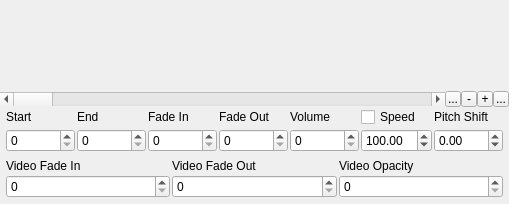
vemod-/ObjectStudio, file WaveRecorder/cwaveeditwidget.ui: the form before one commit.
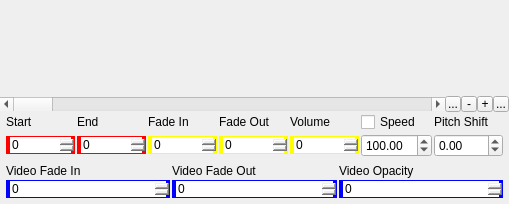
The form after the commit. Custom widgets are drawn as their Qt base class.

Diff of the .ui file:
```diff
--- a/WaveRecorder/cwaveeditwidget.ui
+++ b/WaveRecorder/cwaveeditwidget.ui
@@ -130,6 +130,13 @@
      </property>
      <item row="1" column="4">
       <widget class="QSpinBox" name="VolSpin">
+       <property name="styleSheet">
+        <string notr="true">border-left:4px solid;
+border-right:4px solid;
+border-top:1px solid;
+border-bottom:1px solid;
+border-color:yellow;</string>
+       </property>
        <property name="maximum">
         <number>100</number>
        </property>
@@ -206,13 +213,37 @@
       </widget>
      </item>
      <item row="1" column="0">
-      <widget class="QSpinBox" name="StartSpin"/>
+      <widget class="QSpinBox" name="StartSpin">
+       <property name="styleSheet">
+        <string notr="true">border-left:4px solid;
+border-right:4px solid;
+border-top:1px solid;
+border-bottom:1px solid;
+border-color:red;</string>
+       </property>
+      </widget>
      </item>
      <item row="1" column="2">
-      <widget class="QSpinBox" name="FadeInSpin"/>
+      <widget class="QSpinBox" name="FadeInSpin">
+       <property name="styleSheet">
+        <string notr="true">border-left:4px solid;
+border-right:4px solid;
+border-top:1px solid;
+border-bottom:1px solid;
+border-color:yellow;</string>
+       </property>
+      </widget>
      </item>
      <item row="1" column="1">
-      <widget class="QSpinBox" name="EndSpin"/>
+      <widget class="QSpinBox" name="EndSpin">
+       <property name="styleSheet">
+        <string notr="true">border-left:4px solid;
+border-right:4px solid;
+border-top:1px solid;
+border-bottom:1px solid;
+border-color:red;</string>
+       </property>
+      </widget>
      </item>
      <item row="0" column="3">
       <widget class="QLabel" name="FadeOutLabel">
@@ -253,7 +284,15 @@
       </widget>
      </item>
      <item row="1" column="3">
-      <widget class="QSpinBox" name="FadeOutSpin"/>
+      <widget class="QSpinBox" name="FadeOutSpin">
+       <property name="styleSheet">
+        <string notr="true">border-left:4px solid;
+border-right:4px solid;
+border-top:1px solid;
+border-bottom:1px solid;
+border-color:yellow;</string>
+       </property>
+      </widget>
      </item>
      <item row="1" column="6">
       <widget class="QDoubleSpinBox" name="PitchSpin">
@@ -307,7 +346,15 @@
        </widget>
       </item>
       <item row="1" column="1">
-       <widget class="QSpinBox" name="VideoFadeOutSpin"/>
+       <widget class="QSpinBox" name="VideoFadeOutSpin">
+        <property name="styleSheet">
+         <string notr="true">border-left:4px solid;
+border-right:4px solid;
+border-top:1px solid;
+border-bottom:1px solid;
+border-color:blue;</string>
+        </property>
+       </widget>
       </item>
       <item row="0" column="0">
        <widget class="QLabel" name="label">
@@ -317,7 +364,15 @@
        </widget>
       </item>
       <item row="1" column="0">
-       <widget class="QSpinBox" name="VideoFadeInSpin"/>
+       <widget class="QSpinBox" name="VideoFadeInSpin">
+        <property name="styleSheet">
+         <string notr="true">border-left:4px solid;
+border-right:4px solid;
+border-top:1px solid;
+border-bottom:1px solid;
+border-color:blue;</string>
+        </property>
+       </widget>
       </item>
       <item row="0" column="2">
        <widget class="QLabel" name="label_3">
@@ -328,6 +383,13 @@
       </item>
       <item row="1" column="2">
        <widget class="QSpinBox" name="VideoOpacitySpin">
+        <property name="styleSheet">
+         <string notr="true">border-left:4px solid;
+border-right:4px solid;
+border-top:1px solid;
+border-bottom:1px solid;
+border-color:blue;</string>
+        </property>
         <property name="maximum">
          <number>100</number>
         </property>
```
